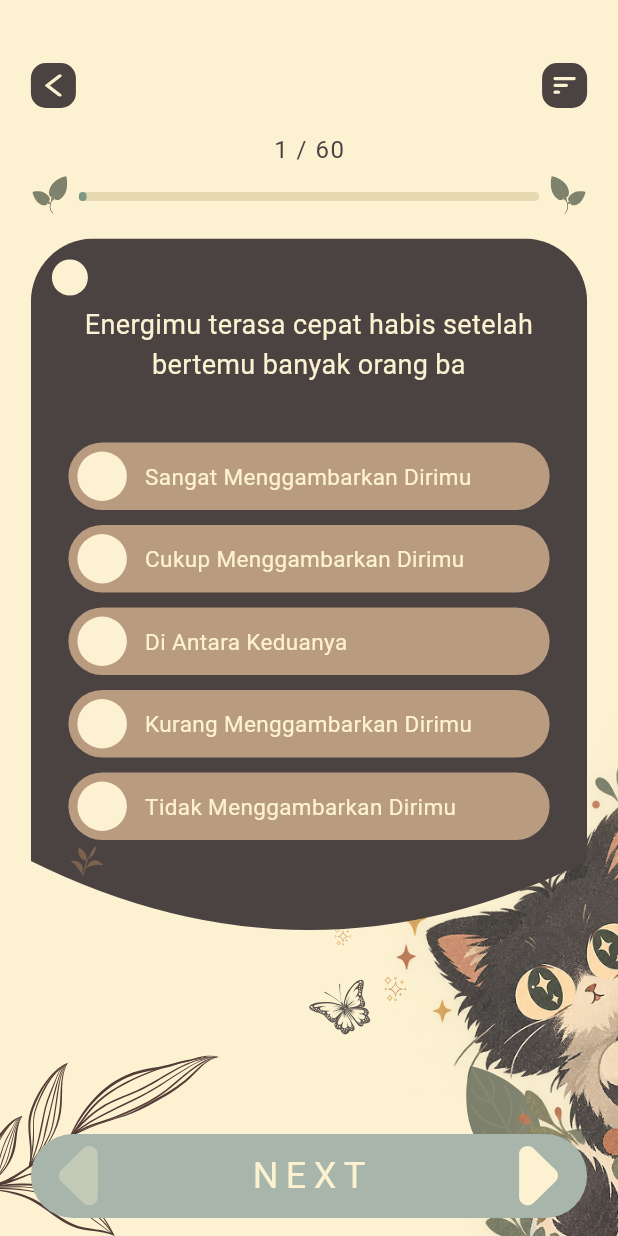
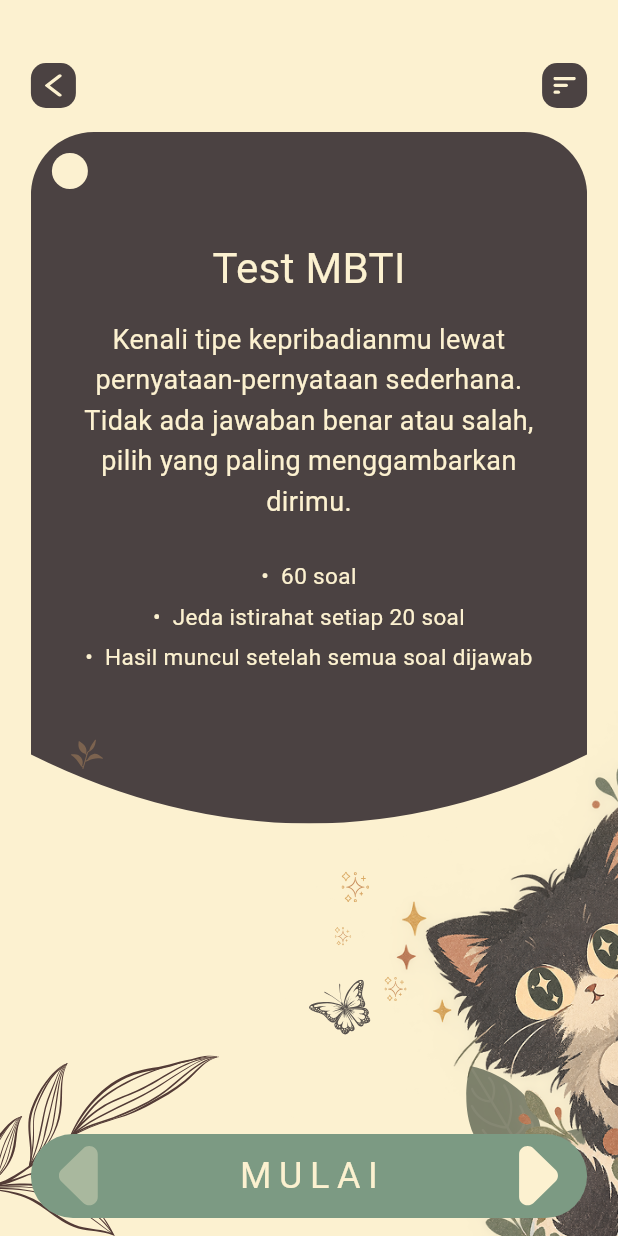
Before and after one commit to Kry-ops/Hey-You, a Flutter app: the TestMbtiPage screen opened directly, on a phone screen of 412 x 824 dp. Run offline on Flutter 3.47's test engine with Material 3 defaults, Android fonts, the phone set to English and light mode, and no system bars; our stand-ins replace animated_text_kit, flutter_svg, loading_animation_widget.

Commit message:
12.4. MBTI Page, +start card, animasi tirai jatuh untuk start crad dan result card

```diff
--- a/lib/pages/test_mbti_page.dart
+++ b/lib/pages/test_mbti_page.dart
@@ -15,6 +15,7 @@ class MbtiColors {
   static const answerIdle = Color(0xFFB99B80); // pilihan jawaban belum dipilih*
   static const progressTrack = Color(0xFFE6D9B2); // latar progress bar*
   static const nextDisabled = Color(0xFFA7B5AB); // tombol NEXT sebelum menjawab*
+  static const curtainRoller = Color(0xFFB99B80); // gulungan tirai
 }
 
 class MbtiConfig {
@@ -32,6 +33,18 @@ class MbtiConfig {
   static const String nextLabel = 'NEXT';
   static const String finishLabel = 'SELESAI'; // dipakai di soal terakhir*
   static const String restLabel = 'LANJUT'; // dipakai di layar istirahat*
+
+  static const String startLabel = 'MULAI'; // tombol bawah di kartu awal
+
+  // Teks kartu awal.
+  static const String introTitle = 'Test MBTI';
+  static const String introDescription =
+      'Kenali tipe kepribadianmu lewat pernyataan-pernyataan sederhana. '
+      'Tidak ada jawaban benar atau salah, pilih yang paling '
+      'menggambarkan dirimu.';
+
+  // Lama animasi tirai jatuh (kartu awal dan kartu hasil).
+  static const Duration curtainDuration = Duration(milliseconds: 1400);
 }
 // Posisi satu dekorasi: right dan size dihitung dari LEBAR layar,
 // bottom dihitung dari TINGGI layar (nilai 0.0 sampai 1.0).
@@ -109,6 +122,9 @@ class MbtiLayout {
         answers +
         cardPaddingBottom;
   }
+
+  static const double curtainRollerHeight = 18; // tebal gulungan tirai
+  static const double curtainRollerOverhang = 6; // gulungan lebih lebar dari kartu
 }
 // Lokasi gambar dan ikon. Sesuaikan dengan nama file asset-mu.
 
@@ -353,8 +369,7 @@ _MbtiOutcome _calculateOutcome(List<int?> answers) {
 // BAGIAN 4 — HALAMAN TEST MBTI
 // Mengatur alur: soal -> istirahat (tiap 20 soal) -> hasil.
 
-
-enum _Phase { question, rest, result }
+enum _Phase { intro, question, rest, result }
 
 class TestMbtiPage extends StatefulWidget {
   const TestMbtiPage({super.key});
@@ -367,7 +382,7 @@ class _TestMbtiPageState extends State<TestMbtiPage> {
   // null = belum dijawab.
   final List<int?> _answers = List<int?>.filled(mbtiQuestions.length, null);
   int _index = 0; // soal yang sedang tampil*
-  _Phase _phase = _Phase.question;
+  _Phase _phase = _Phase.intro;
   _MbtiOutcome? _outcome;
   int get _total => mbtiQuestions.length;
   int get _answeredCount => _answers.where((a) => a != null).length;
@@ -417,6 +432,15 @@ class _TestMbtiPageState extends State<TestMbtiPage> {
       _answers[_index] = optionIndex;
     });
   }
+
+  // Dari kartu awal: mulai tes.
+  void _startTest() {
+    setState(() {
+      _index = 0;
+      _phase = _Phase.question;
+    });
+  }
+
   void _handleNext() {
     // Soal harus dijawab dulu sebelum lanjut.
     if (_answers[_index] == null) {
@@ -463,18 +487,33 @@ class _TestMbtiPageState extends State<TestMbtiPage> {
       _phase = _Phase.question;
     });
   }
+//     (setelah "Ulangi Tes", kartu awal muncul lagi lengkap dengan tirainya):
+
   void _restart() {
     setState(() {
       _answers.fillRange(0, _total, null);
       _index = 0;
       _outcome = null;
-      _phase = _Phase.question;
+      _phase = _Phase.intro;
     });
   }
-  // Isi halaman sesuai tahap yang sedang berjalan.
+
+  // ---------------------------------------------------------------------
+// LANGKAH 5 — GANTI seluruh method `_buildBody` dengan ini.
+// Perubahan: ada case intro, dan kartu hasil dibungkus _CurtainReveal.
+// `key` wajib ada agar animasi diulang setiap kartunya muncul kembali.
+// ---------------------------------------------------------------------
 
   List<Widget> _buildBody() {
     switch (_phase) {
+      case _Phase.intro:
+        return [
+          const _CurtainReveal(
+            key: ValueKey('intro-curtain'),
+            child: _IntroCard(),
+          ),
+        ];
+
       case _Phase.question:
         return [
           _ProgressHeader(current: _index + 1, total: _total),
@@ -507,9 +546,9 @@ class _TestMbtiPageState extends State<TestMbtiPage> {
       case _Phase.result:
         return [
           // Tidak ada progress bar pada halaman hasil.
-          // Tinggi kartu tetap menggunakan cardHeight.
-          _ResultCard(
-            outcome: _outcome!,
+          _CurtainReveal(
+            key: const ValueKey('result-curtain'),
+            child: _ResultCard(outcome: _outcome!),
           ),
           const SizedBox(height: 16),
           _PillButton(
@@ -527,9 +566,42 @@ class _TestMbtiPageState extends State<TestMbtiPage> {
     }
   }
 
-  @override
-  Widget build(BuildContext context) {
-    final isLastQuestion = _index == _total - 1;
+    // Tombol hijau di bawah, isinya mengikuti tahap yang sedang berjalan.
+  Widget _buildBottomBar() {
+    switch (_phase) {
+      case _Phase.intro:
+        return _NextBar(
+          label: MbtiConfig.startLabel,
+          enabled: true,
+          onNext: _startTest,
+          onPrev: null,
+        );
+
+      case _Phase.question:
+        return _NextBar(
+          label: _index == _total - 1
+              ? MbtiConfig.finishLabel
+              : MbtiConfig.nextLabel,
+          enabled: _answers[_index] != null,
+          onNext: _handleNext,
+          onPrev: _index > 0 ? _handlePrevious : null,
+        );
+
+      case _Phase.rest:
+        return _NextBar(
+          label: MbtiConfig.restLabel,
+          enabled: true,
+          onNext: _continueAfterRest,
+          onPrev: _backFromRest,
+        );
+
+      case _Phase.result:
+        return const SizedBox.shrink();
+    }
+  }
+
+  @override
+  Widget build(BuildContext context) {
     return PopScope(
       // Tombol kembali bawaan Android juga melewati konfirmasi.
       canPop: false,
@@ -593,21 +665,7 @@ class _TestMbtiPageState extends State<TestMbtiPage> {
                         child: Center(
                           child: SizedBox(
                             width: screenWidth * MbtiLayout.nextBarWidth,
-                            child: _phase == _Phase.question
-                                ? _NextBar(
-                                    label: isLastQuestion
-                                        ? MbtiConfig.finishLabel
-                                        : MbtiConfig.nextLabel,
-                                    enabled: _answers[_index] != null,
-                                    onNext: _handleNext,
-                                    onPrev: _index > 0 ? _handlePrevious : null,
-                                  )
-                                : _NextBar(
-                                    label: MbtiConfig.restLabel,
-                                    enabled: true,
-                                    onNext: _continueAfterRest,
-                                    onPrev: _backFromRest,
-                                  ),
+                            child: _buildBottomBar(),
                           ),
                         ),
                       ),
@@ -957,6 +1015,159 @@ class _CardShell extends StatelessWidget {
     );
   }
 }
+
+// Animasi tirai jatuh: isi dibuka dari atas ke bawah, dan gulungan
+// mengikuti ujung bawahnya. Animasi jalan sekali saat widget muncul.
+// Tinggi isi tidak perlu diketahui, jadi cocok untuk kartu hasil.
+class _CurtainReveal extends StatefulWidget {
+  const _CurtainReveal({super.key, required this.child});
+
+  final Widget child;
+
+  @override
+  State<_CurtainReveal> createState() => _CurtainRevealState();
+}
+
+class _CurtainRevealState extends State<_CurtainReveal>
+    with SingleTickerProviderStateMixin {
+  late final AnimationController _controller = AnimationController(
+    vsync: this,
+    duration: MbtiConfig.curtainDuration,
+  )..forward();
+
+  @override
+  void dispose() {
+    _controller.dispose();
+    super.dispose();
+  }
+
+  @override
+  Widget build(BuildContext context) {
+    return AnimatedBuilder(
+      animation: _controller,
+      child: widget.child,
+      builder: (context, child) {
+        // 0.0 = tirai tertutup, 1.0 = terbuka penuh.
+        final progress = Curves.easeInOutCubic.transform(_controller.value);
+
+        // Gulungan memudar di akhir animasi.
+        final rollerOpacity =
+            (1 - ((progress - 0.88) / 0.12).clamp(0.0, 1.0)).toDouble();
+
+        return Stack(
+          clipBehavior: Clip.none,
+          children: [
+            // Isi: hanya bagian atas setinggi `progress` yang terlihat.
+            ClipRect(
+              child: Align(
+                alignment: Alignment.topCenter,
+                heightFactor: progress,
+                child: child,
+              ),
+            ),
+
+            // Gulungan di ujung bawah bagian yang terlihat.
+            if (rollerOpacity > 0)
+              Positioned(
+                left: -MbtiLayout.curtainRollerOverhang,
+                right: -MbtiLayout.curtainRollerOverhang,
+                bottom: -MbtiLayout.curtainRollerHeight / 2,
+                child: Opacity(
+                  opacity: rollerOpacity,
+                  child: Container(
+                    height: MbtiLayout.curtainRollerHeight,
+                    decoration: BoxDecoration(
+                      color: MbtiColors.curtainRoller,
+                      borderRadius: BorderRadius.circular(
+                        MbtiLayout.curtainRollerHeight / 2,
+                      ),
+                      boxShadow: const [
+                        BoxShadow(
+                          color: Color(0x26000000),
+                          blurRadius: 5,
+                          offset: Offset(0, 3),
+                        ),
+                      ],
+                    ),
+                  ),
+                ),
+              ),
+          ],
+        );
+      },
+    );
+  }
+}
+
+// Mengecilkan isi otomatis jika lebih besar dari area yang tersedia,
+// sehingga tidak overflow (dipakai kartu awal).
+class _ScaleToFit extends StatelessWidget {
+  const _ScaleToFit({required this.child});
+
+  final Widget child;
+
+  @override
+  Widget build(BuildContext context) {
+    return LayoutBuilder(
+      builder: (context, constraints) {
+        return FittedBox(
+          fit: BoxFit.scaleDown,
+          child: ConstrainedBox(
+            constraints: BoxConstraints(maxWidth: constraints.maxWidth),
+            child: child,
+          ),
+        );
+      },
+    );
+  }
+}
+
+// Kartu awal sebelum tes dimulai. Tingginya sama dengan kartu soal.
+class _IntroCard extends StatelessWidget {
+  const _IntroCard();
+
+  @override
+  Widget build(BuildContext context) {
+    final notes = [
+      '${mbtiQuestions.length} soal',
+      'Jeda istirahat setiap ${MbtiConfig.restEvery} soal',
+      'Hasil muncul setelah semua soal dijawab',
+    ];
+
+    return _CardShell(
+      height: MbtiLayout.cardHeight,
+      child: _ScaleToFit(
+        child: Column(
+          mainAxisSize: MainAxisSize.min,
+          children: [
+            Text(
+              MbtiConfig.introTitle,
+              style: MbtiText.heading.copyWith(fontSize: 28),
+            ),
+            const SizedBox(height: 14),
+            Text(
+              MbtiConfig.introDescription,
+              textAlign: TextAlign.center,
+              style: MbtiText.question,
+            ),
+            const SizedBox(height: 20),
+            for (final note in notes)
+              Padding(
+                padding: const EdgeInsets.only(top: 6),
+                child: Text(
+                  '•  $note',
+                  textAlign: TextAlign.center,
+                  style: MbtiText.answer,
+                ),
+              ),
+          ],
+        ),
+      ),
+    );
+  }
+}
+
+
 // ---------------------------------------------------------------------
 // Kartu soal + 5 pilihan jawaban
 // ---------------------------------------------------------------------
```
Also changed, not shown: 2 other files.
